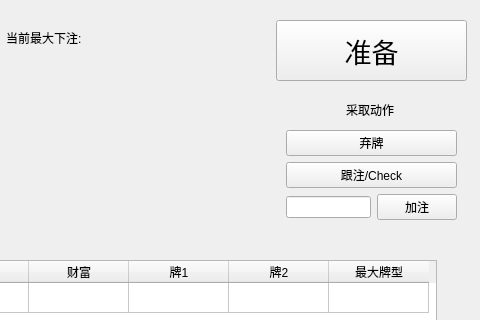
The window that NetworkVersion/Client/client.ui (sjyjytu/Holdem) describes before a commit, drawn with Qt 5; both pictures show x 384 to 864 and y 0 to 320 of the 864 by 717 pixel window.
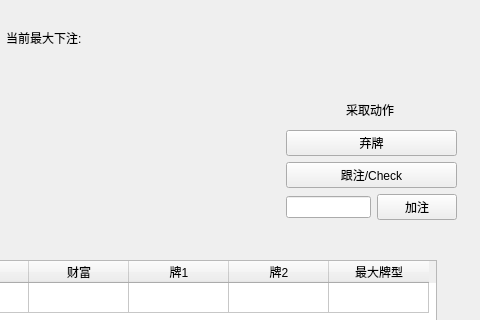
The same window after the commit. Icons and pictures are not drawn.

```diff
--- a/NetworkVersion/Client/client.ui
+++ b/NetworkVersion/Client/client.ui
@@ -316,24 +316,6 @@
      </property>
     </widget>
    </widget>
-   <widget class="QPushButton" name="pushButton_ready">
-    <property name="geometry">
-     <rect>
-      <x>660</x>
-      <y>20</y>
-      <width>191</width>
-      <height>61</height>
-     </rect>
-    </property>
-    <property name="font">
-     <font>
-      <pointsize>20</pointsize>
-     </font>
-    </property>
-    <property name="text">
-     <string>准备</string>
-    </property>
-   </widget>
   </widget>
   <widget class="QMenuBar" name="menubar">
    <property name="geometry">
```
